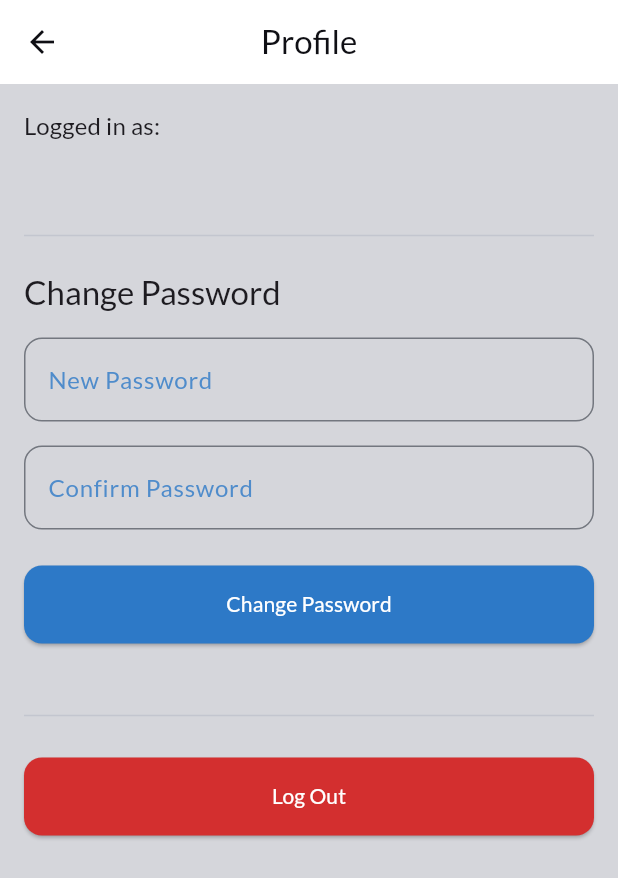
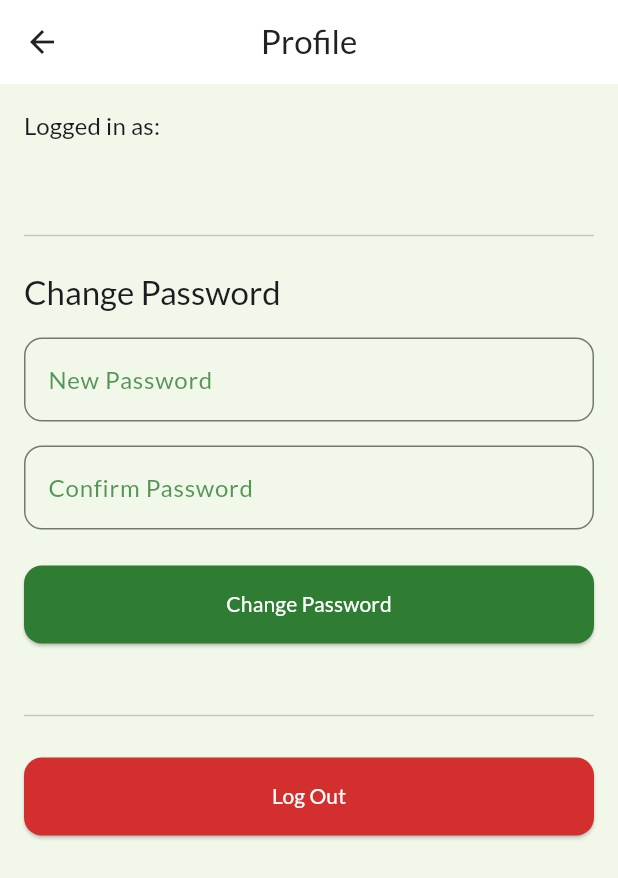
Before and after one commit to qyrieee/BMCFinalProjectFinalProject, a Flutter app: the screen it shows once a user with an empty profile is signed in, after a tap on the "person outline" icon, on a phone screen of 412 x 824 dp. Shown: the top 878 px of the screen. Run offline on Flutter 3.47's test engine with Material 3 defaults, Android fonts, the phone set to English and light mode, and no system bars; our stand-ins replace cloud_firestore, firebase_auth, firebase_core, flutter_native_splash, google_fonts; accounts and stored records are empty; network calls fail.

Commit message:
Flutter 3.32.5 V Firebase Integration Final Project

```diff
--- a/lib/main.dart
+++ b/lib/main.dart
@@ -9,11 +9,11 @@ import 'package:ecommerce_app/providers/cart_provider.dart'; // 1. ADD THIS
 import 'package:provider/provider.dart'; // 2. ADD THIS
 import 'package:google_fonts/google_fonts.dart'; // 1. ADD THIS IMPORT
 
-// 2. --- ADD OUR NEW APP COLOR PALETTE ---
-const Color kRichBlack = Color(0xFF0F0F14); // Tokyonight Day Ink Black
-const Color kBrown = Color(0xFF2D79C7); // Tokyonight Day Country Blue
-const Color kLightBrown = Color(0xFF73DACA); // Tokyonight Day Light Green
-const Color kOffWhite = Color(0xFFD5D6DB); // Tokyonight Day Almost White
+// 2. --- VEGETABLE GREENISH THEME COLOR PALETTE ---
+const Color kRichBlack = Color(0xFF212121); // Charcoal Gray for text
+const Color kBrown = Color(0xFF2E7D32); // Rich, dark green for primary elements
+const Color kLightBrown = Color(0xFFA5D6A7); // Lighter, earthy green for accents
+const Color kOffWhite = Color(0xFFF1F8E9); // Soft, off-white or light beige for backgrounds
 // --- END OF COLOR PALETTE ---
 
 void main() async {
--- a/lib/screens/home_screen.dart
+++ b/lib/screens/home_screen.dart
@@ -84,7 +84,7 @@ class _HomeScreenState extends State<HomeScreen> {
 
         // 2. ADD this new title:
         title: Image.asset(
-          'assets/images/app_logo.png', // 3. The path to your logo
+          'assets/image/app_logo.png', // 3. The path to your logo
           height: 40, // 4. Set a fixed height
         ),
 
```
